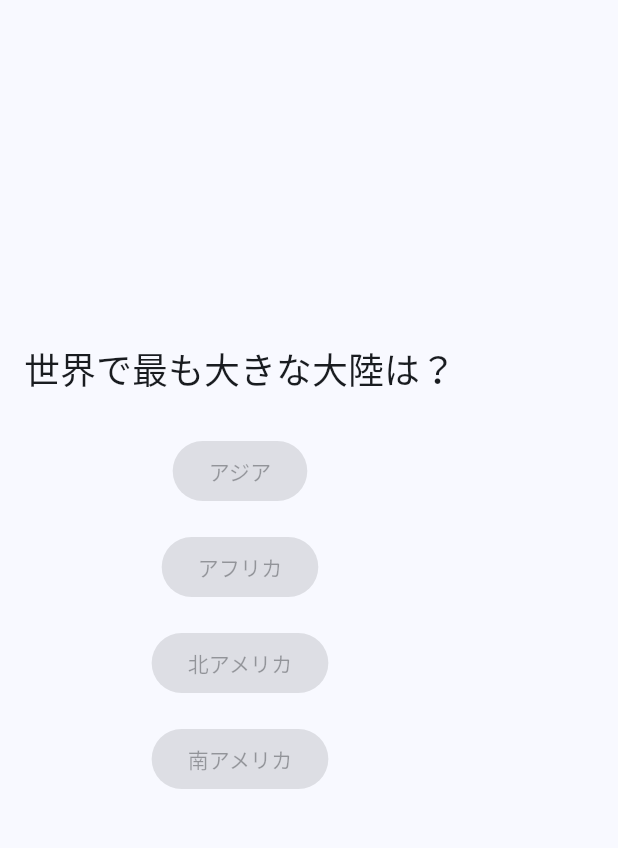
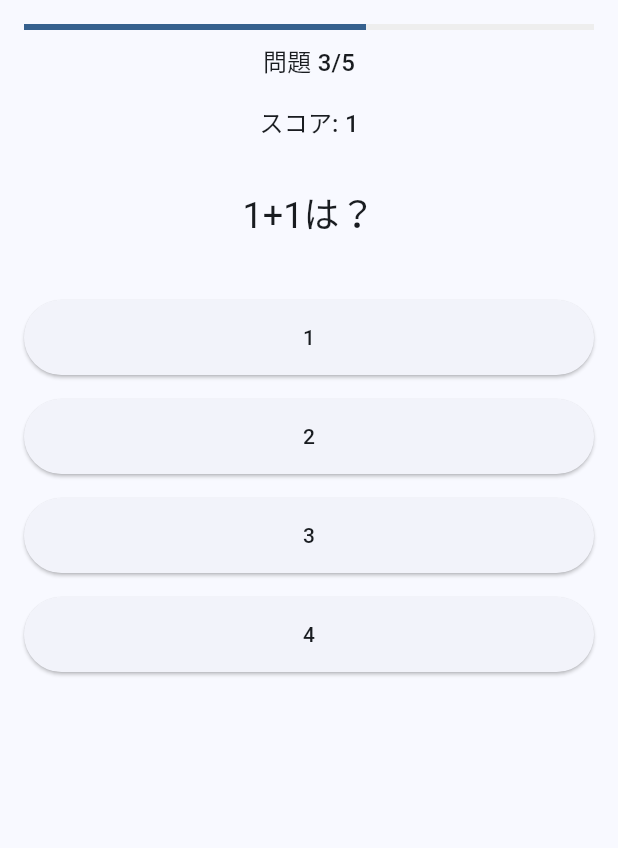
Before and after one commit to kunikuni9292/quiz, a Flutter app: the screen it shows after launch, after a tap on "東京", after a tap on "アフリカ", on a phone screen of 412 x 824 dp, the part 84-932 px from its top. Run offline on Flutter 3.47's test engine with Material 3 defaults, Android fonts, the phone set to English and light mode, and no system bars; our stand-ins replace flutter_hooks, freezed_annotation, hooks_riverpod.

Commit message:
update: クイズアプリ

```diff
--- /dev/null
+++ b/lib/models/quiz_data.dart
@@ -0,0 +1,29 @@
+import 'quiz_model.dart';
+
+final List<Quiz> quizData = [
+  const Quiz(
+    question: '日本の首都は？',
+    answers: ['東京', '大阪', '名古屋', '福岡'],
+    correctAnswer: '東京',
+  ),
+  const Quiz(
+    question: '世界で最も大きな大陸は？',
+    answers: ['アジア', 'アフリカ', '北アメリカ', '南アメリカ'],
+    correctAnswer: 'アジア',
+  ),
+  const Quiz(
+    question: '1+1は？',
+    answers: ['1', '2', '3', '4'],
+    correctAnswer: '2',
+  ),
+  const Quiz(
+    question: '日本の国花は？',
+    answers: ['桜', '菊', '梅', '牡丹'],
+    correctAnswer: '桜',
+  ),
+  const Quiz(
+    question: '世界で最も高い山は？',
+    answers: ['エベレスト', 'K2', 'マッターホルン', '富士山'],
+    correctAnswer: 'エベレスト',
+  ),
+];
--- a/lib/models/quiz_model.dart
+++ b/lib/models/quiz_model.dart
@@ -22,6 +22,7 @@ class QuizState with _$QuizState {
     required List<Quiz> questions,
     @Default(false) bool isAnswered,
     @Default(false) bool isCorrect,
+    @Default(false) bool showResult,
   }) = _QuizState;
 
   factory QuizState.fromJson(Map<String, dynamic> json) =>
--- a/lib/view_models/quiz_view_model.dart
+++ b/lib/view_models/quiz_view_model.dart
@@ -1,5 +1,6 @@
 import 'package:hooks_riverpod/hooks_riverpod.dart';
 import '../models/quiz_model.dart';
+import '../models/quiz_data.dart';
 
 final quizViewModelProvider = StateNotifierProvider<QuizViewModel, QuizState>((
   ref,
@@ -13,18 +14,10 @@ class QuizViewModel extends StateNotifier<QuizState> {
         QuizState(
           currentQuestionIndex: 0,
           score: 0,
-          questions: [
-            const Quiz(
-              question: '日本の首都は？',
-              answers: ['東京', '大阪', '名古屋', '福岡'],
-              correctAnswer: '東京',
-            ),
-            const Quiz(
-              question: '世界で最も大きな大陸は？',
-              answers: ['アジア', 'アフリカ', '北アメリカ', '南アメリカ'],
-              correctAnswer: 'アジア',
-            ),
-          ],
+          questions: quizData,
+          isAnswered: false,
+          isCorrect: false,
+          showResult: false,
         ),
       );
 
@@ -45,6 +38,8 @@ class QuizViewModel extends StateNotifier<QuizState> {
           isAnswered: false,
           isCorrect: false,
         );
+      } else {
+        state = state.copyWith(showResult: true);
       }
     });
   }
@@ -55,6 +50,7 @@ class QuizViewModel extends StateNotifier<QuizState> {
       score: 0,
       isAnswered: false,
       isCorrect: false,
+      showResult: false,
     );
   }
 }
--- a/lib/views/quiz_view.dart
+++ b/lib/views/quiz_view.dart
@@ -1,6 +1,8 @@
 import 'package:flutter/material.dart';
+import 'package:flutter_hooks/flutter_hooks.dart';
 import 'package:hooks_riverpod/hooks_riverpod.dart';
 import '../view_models/quiz_view_model.dart';
+import '../models/quiz_model.dart';
 
 class QuizView extends HookConsumerWidget {
   const QuizView({super.key});
@@ -16,24 +18,55 @@ class QuizView extends HookConsumerWidget {
         backgroundColor: Theme.of(context).colorScheme.inversePrimary,
       ),
       body:
-          quizState.currentQuestionIndex < quizState.questions.length
-              ? Padding(
+          quizState.showResult
+              ? _buildResultScreen(context, quizState, viewModel)
+              : _buildQuizScreen(context, quizState, viewModel),
+    );
+  }
+
+  Widget _buildQuizScreen(
+    BuildContext context,
+    QuizState quizState,
+    QuizViewModel viewModel,
+  ) {
+    final currentQuestion = quizState.questions[quizState.currentQuestionIndex];
+    final progress =
+        (quizState.currentQuestionIndex + 1) / quizState.questions.length;
+
+    return Padding(
       padding: const EdgeInsets.all(16.0),
       child: Column(
-                  mainAxisAlignment: MainAxisAlignment.center,
         children: [
+          // プログレスバー
+          LinearProgressIndicator(
+            value: progress,
+            backgroundColor: Colors.grey[200],
+            valueColor: AlwaysStoppedAnimation<Color>(
+              Theme.of(context).colorScheme.primary,
+            ),
+          ),
+          const SizedBox(height: 8),
+          // 進捗状況
           Text(
-                      quizState
-                          .questions[quizState.currentQuestionIndex]
-                          .question,
+            '問題 ${quizState.currentQuestionIndex + 1}/${quizState.questions.length}',
+            style: Theme.of(context).textTheme.titleMedium,
+          ),
+          const SizedBox(height: 16),
+          // スコア
+          Text(
+            'スコア: ${quizState.score}',
+            style: Theme.of(context).textTheme.titleMedium,
+          ),
+          const SizedBox(height: 32),
+          // 問題文
+          Text(
+            currentQuestion.question,
             style: Theme.of(context).textTheme.headlineSmall,
             textAlign: TextAlign.center,
           ),
-                    const SizedBox(height: 20),
-                    ...quizState
-                        .questions[quizState.currentQuestionIndex]
-                        .answers
-                        .map(
+          const SizedBox(height: 32),
+          // 選択肢
+          ...currentQuestion.answers.map(
             (answer) => Padding(
               padding: const EdgeInsets.symmetric(vertical: 8.0),
               child: ElevatedButton(
@@ -44,40 +77,68 @@ class QuizView extends HookConsumerWidget {
                 style: ElevatedButton.styleFrom(
                   backgroundColor:
                       quizState.isAnswered
-                                        ? (answer ==
-                                                quizState
-                                                    .questions[quizState
-                                                        .currentQuestionIndex]
-                                                    .correctAnswer
+                          ? (answer == currentQuestion.correctAnswer
                               ? Colors.green
                               : Colors.red)
                           : null,
+                  minimumSize: const Size(double.infinity, 50),
                 ),
-                              child: Text(answer),
+                child: Text(
+                  answer,
+                  style: TextStyle(
+                    color:
+                        quizState.isAnswered
+                            ? Colors.white
+                            : Theme.of(context).textTheme.bodyLarge?.color,
                   ),
                 ),
-                        )
-                        .toList(),
+              ),
+            ),
+          ),
+          if (quizState.isAnswered) ...[
+            const SizedBox(height: 16),
+            Text(
+              quizState.isCorrect ? '正解！' : '不正解...',
+              style: TextStyle(
+                color: quizState.isCorrect ? Colors.green : Colors.red,
+                fontSize: 24,
+                fontWeight: FontWeight.bold,
+              ),
+            ),
+          ],
         ],
       ),
-              )
-              : Center(
+    );
+  }
+
+  Widget _buildResultScreen(
+    BuildContext context,
+    QuizState quizState,
+    QuizViewModel viewModel,
+  ) {
+    return Center(
       child: Column(
         mainAxisAlignment: MainAxisAlignment.center,
         children: [
           Text(
-                      'クイズ終了！\nスコア: ${quizState.score}/${quizState.questions.length}',
+            'クイズ終了！',
             style: Theme.of(context).textTheme.headlineMedium,
             textAlign: TextAlign.center,
           ),
-                    const SizedBox(height: 20),
+          const SizedBox(height: 16),
+          Text(
+            'スコア: ${quizState.score}/${quizState.questions.length}',
+            style: Theme.of(context).textTheme.headlineSmall,
+            textAlign: TextAlign.center,
+          ),
+          const SizedBox(height: 32),
           ElevatedButton(
             onPressed: viewModel.resetQuiz,
+            style: ElevatedButton.styleFrom(minimumSize: const Size(200, 50)),
             child: const Text('もう一度挑戦'),
           ),
         ],
       ),
-              ),
     );
   }
 }
```
Also changed, not shown: lib/models/quiz_model.freezed.dart, lib/models/quiz_model.g.dart. Lines whose indentation alone changed are shown as unchanged.
